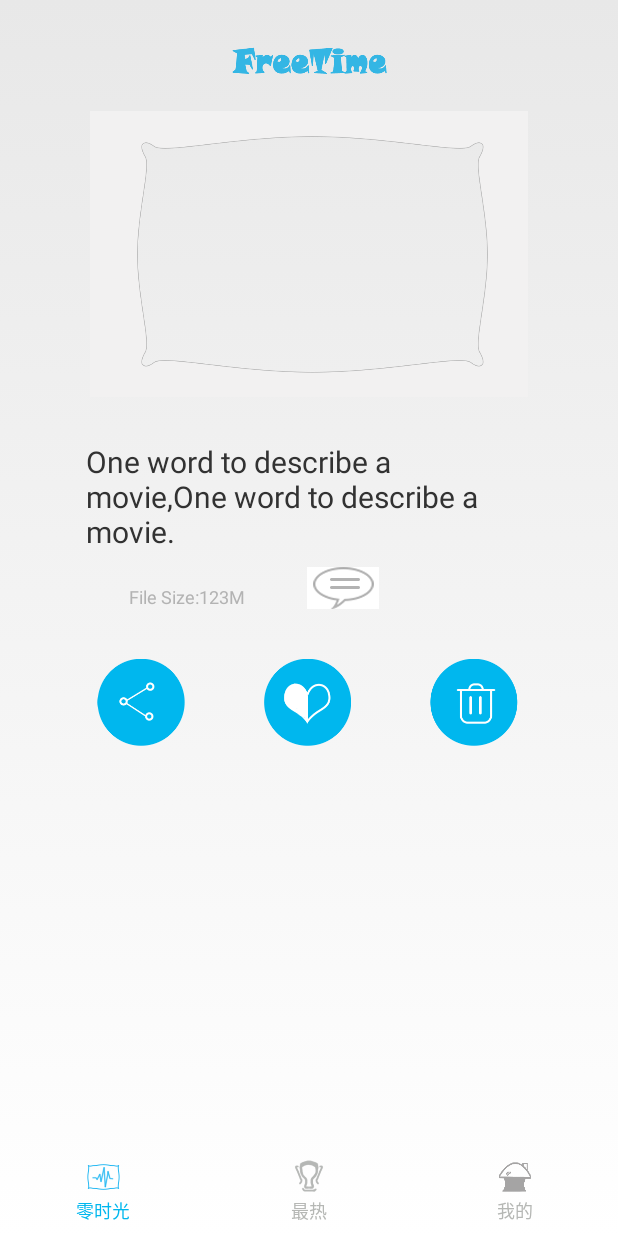
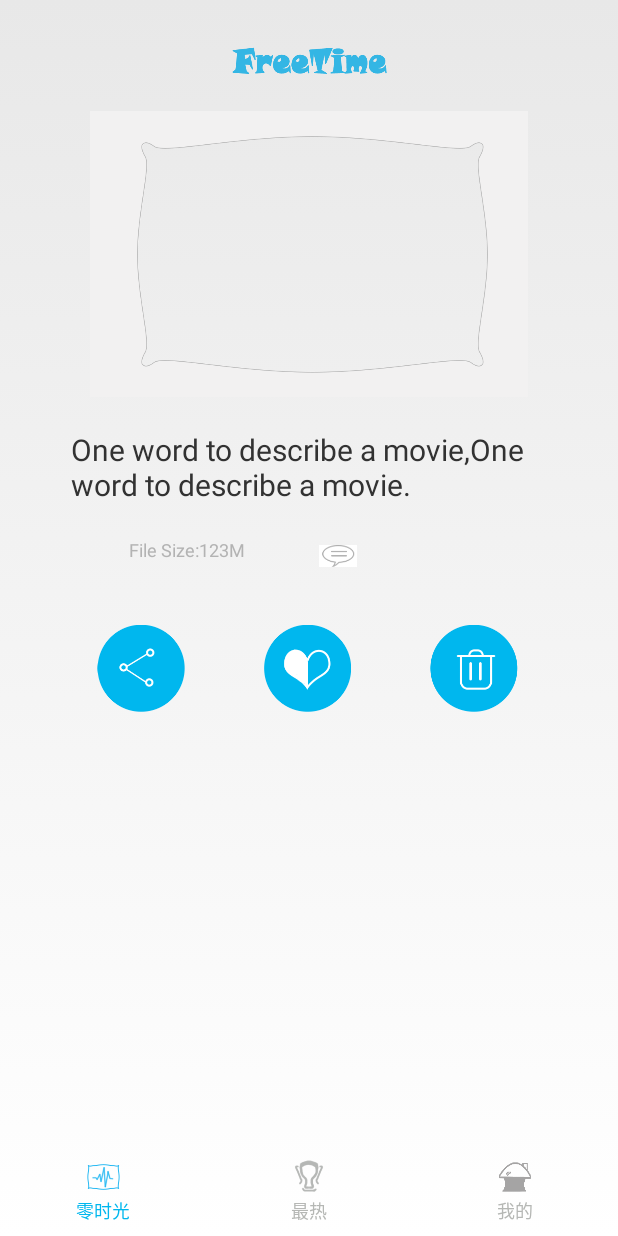
Before and after one commit to ZCXL/FreeTime, an Android app: the ZeroTimeFragment screen opened directly, with no data from a screen before it, on a phone screen of 412 x 824 dp. Run offline under Robolectric (Android 15) with nearby library versions, the phone set to English and light mode, and no system bars.

Commit message:
2015.7.14-09.33

```diff
--- a/app/src/main/res/layout/main_framelayout_zero_time.xml
+++ b/app/src/main/res/layout/main_framelayout_zero_time.xml
@@ -40,8 +40,8 @@
 
     <TextView
         android:id="@+id/main_zero_time_movie_size"
-        android:layout_width="wrap_content"
-        android:layout_height="wrap_content"
+        android:layout_width="85dp"
+        android:layout_height="25dp"
         android:layout_below="@+id/main_zero_time_movie_description"
         android:layout_marginTop="@dimen/main_TextView2_layout_marginTop"
         android:layout_alignParentLeft="true"
@@ -50,8 +50,8 @@
         android:textSize="@dimen/main_TextView2_textSize"
         android:textColor="#b3b3b3"/>
     <ImageView
-        android:layout_width="wrap_content"
-        android:layout_height="wrap_content"
+        android:layout_width="25dp"
+        android:layout_height="25dp"
         android:layout_alignBottom="@+id/main_zero_time_movie_size"
         android:layout_toRightOf="@+id/main_zero_time_movie_size"
         android:layout_marginLeft="@dimen/main_ImageView2_layout_marginLeft"
--- a/app/src/main/res/values/dimens.xml
+++ b/app/src/main/res/values/dimens.xml
@@ -48,9 +48,9 @@
     <dimen name="main_frameLayout_layout_marginTop">21dp</dimen>
 
     <!--the data of main_frameLayout_TextView1 -->
-    <dimen name="main_TextView1_layout_marginTop">28dp</dimen>
-    <dimen name="main_TextView1_paddingLeft">57dp</dimen>
-    <dimen name="main_TextView1_paddingRight">57dp</dimen>
+    <dimen name="main_TextView1_layout_marginTop">20dp</dimen>
+    <dimen name="main_TextView1_paddingLeft">47dp</dimen>
+    <dimen name="main_TextView1_paddingRight">47dp</dimen>
     <dimen name="main_TextView1_textSize">20sp</dimen>
 
     <!--the data of main_frameLayout_TextView2 -->
```
Also changed, not shown: 1 other file.
